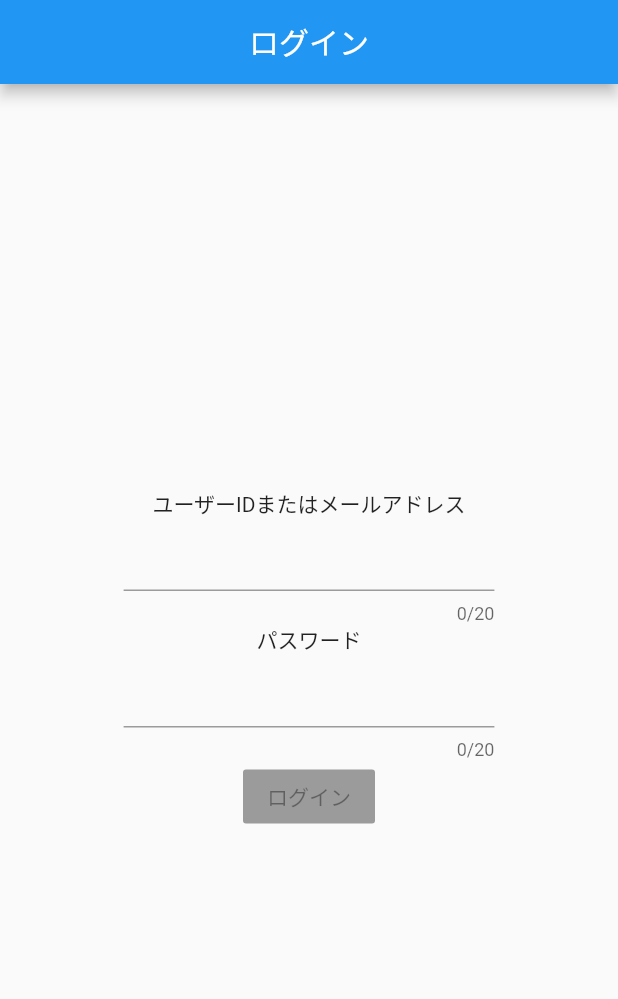
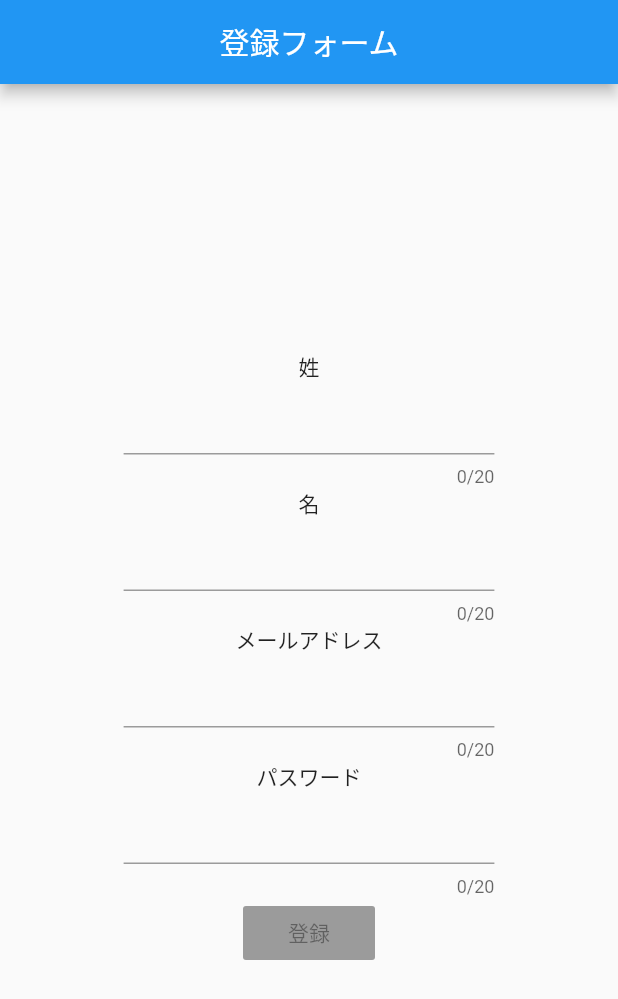
Before and after one commit to sh-ogawa/form_design_patterns, a Flutter app: the screen it shows after launch, on a phone screen of 412 x 824 dp. Shown: the top 999 px of the screen. Run offline on Flutter 3.47's test engine with Material 2 defaults, Android fonts, the phone set to English and light mode, and no system bars; our stand-ins replace get_it, rxdart; missing offline and left inert: simple_logger.

Commit message:
add: 雑な登録フォーム

```diff
--- a/lib/app.dart
+++ b/lib/app.dart
@@ -1,6 +1,6 @@
 import 'package:flutter/material.dart';
 import 'package:form_design_patterns/main.dart';
-import 'package:form_design_patterns/pages/login/main.dart';
+import 'package:form_design_patterns/pages/registration/main.dart';
 import 'package:form_design_patterns/theme/theme.dart';
 import 'package:form_design_patterns/utils/log/logger.dart';
 
@@ -18,7 +18,7 @@ class MyApp extends StatelessWidget {
         );
       },
       title: '入力フォームのカタログ',
-      home: LoginMainPage(),
+      home: RegistrationMainPage(),
     );
   }
 }
--- /dev/null
+++ b/lib/pages/registration/bloc.dart
@@ -0,0 +1,49 @@
+import 'package:rxdart/rxdart.dart';
+import 'validator.dart';
+
+class Bloc extends Object with Validators implements BaseBloc {
+
+  // 姓の入力
+  final _firstNameController = BehaviorSubject<String>();
+  Function(String) get firstNameChanged =>
+      _firstNameController.sink.add;
+  Stream<String> get firstName =>
+      _firstNameController.stream.transform(firstNameValidator);
+
+  // 名の入力
+  final _lastNameController = BehaviorSubject<String>();
+  Function(String) get lastNameChanged =>
+      _lastNameController.sink.add;
+  Stream<String> get lastName =>
+      _lastNameController.stream.transform(lastNameValidator);
+
+  // メールアドレスの入力
+  final _mailAddressController = BehaviorSubject<String>();
+  Function(String) get mailAddressChanged =>
+      _mailAddressController.sink.add;
+  Stream<String> get mailAddress =>
+      _mailAddressController.stream.transform(mailAddressValidator);
+
+  // パスワードの入力
+  final _passwordController = BehaviorSubject<String>();
+  Function(String) get passwordChanged =>
+      _passwordController.sink.add;
+  Stream<String> get password =>
+      _passwordController.stream.transform(passwordValidator);
+
+  /// サブミット可能かのチェック
+  Stream<bool> get submitCheck =>
+      Observable.combineLatest4(firstName, lastName, mailAddress, password, (String f, String l, String m, String p) => true);
+
+  @override
+  void dispose() {
+    _firstNameController?.close();
+    _lastNameController?.close();
+    _mailAddressController?.close();
+    _passwordController?.close();
+  }
+}
+
+abstract class BaseBloc {
+  void dispose();
+}
--- /dev/null
+++ b/lib/pages/registration/main.dart
@@ -0,0 +1,182 @@
+import 'package:flutter/material.dart';
+import 'package:form_design_patterns/main.dart';
+import 'package:form_design_patterns/utils/log/logger.dart';
+
+import 'bloc.dart';
+
+class RegistrationMainPage extends StatelessWidget {
+  final bloc = Bloc();
+
+  // ユーザーIDの登録セクション
+  Widget _buildFirstNameSection() {
+    return Semantics(
+      label: 'input first name',
+      child: Column(
+        children: <Widget>[
+          Text('姓'),
+          StreamBuilder(
+            stream: bloc.firstName,
+            builder: (context, snapshot) {
+              locator<Logger>().debug(snapshot.data);
+              return TextField(
+                enabled: true,
+                maxLines: 1,
+                maxLength: 20,
+                onChanged: bloc.firstNameChanged,
+                textAlign: TextAlign.center,
+              );
+            },
+          ),
+        ],
+      ),
+    );
+  }
+
+  // ユーザーIDの登録セクション
+  Widget _buildLastNameSection() {
+    return Semantics(
+      label: 'input last name',
+      child: Column(
+        children: <Widget>[
+          Text('名'),
+          StreamBuilder(
+            stream: bloc.lastName,
+            builder: (context, snapshot) {
+              locator<Logger>().debug(snapshot.data);
+              return TextField(
+                enabled: true,
+                maxLines: 1,
+                maxLength: 20,
+                onChanged: bloc.lastNameChanged,
+                textAlign: TextAlign.center,
+              );
+            },
+          ),
+        ],
+      ),
+    );
+  }
+
+  // ユーザーIDの登録セクション
+  Widget _buildMailAddressSection() {
+    return Semantics(
+      label: 'input mail address',
+      child: Column(
+        children: <Widget>[
+          Text('メールアドレス'),
+          StreamBuilder(
+            stream: bloc.mailAddress,
+            builder: (context, snapshot) {
+              locator<Logger>().debug(snapshot.data);
+              return TextField(
+                enabled: true,
+                keyboardType: TextInputType.emailAddress,
+                maxLines: 1,
+                maxLength: 20,
+                onChanged: bloc.mailAddressChanged,
+                textAlign: TextAlign.center,
+              );
+            },
+          ),
+        ],
+      ),
+    );
+  }
+
+  // ユーザーIDの登録セクション
+  Widget _buildPasswordSection() {
+    return Semantics(
+      label: 'input password',
+      child: Column(
+        children: <Widget>[
+          Text('パスワード'),
+          StreamBuilder(
+            stream: bloc.password,
+            builder: (context, snapshot) {
+              locator<Logger>().debug(snapshot.data);
+              return TextField(
+                enabled: true,
+                maxLines: 1,
+                maxLength: 20,
+                obscureText: true,
+                onChanged: bloc.passwordChanged,
+                textAlign: TextAlign.center,
+              );
+            },
+          ),
+        ],
+      ),
+    );
+  }
+
+  Widget _buildSubmitButton() {
+    return StreamBuilder<bool>(
+      stream: bloc.submitCheck,
+      builder: (BuildContext context, AsyncSnapshot<bool> snapshot) {
+        var func;
+        if (snapshot.hasData && snapshot.data) {
+          func = () async {
+            var firstName = await bloc.firstName.first;
+            var lastName = await bloc.lastName.first;
+            var mailAddress = await bloc.mailAddress.first;
+            var password = await bloc.password.first;
+            showDialog(
+              context: context,
+              builder: (BuildContext context) {
+                return Container(
+                  alignment: Alignment.center,
+                  child: FractionallySizedBox(
+                    widthFactor: 0.80,
+                    heightFactor: 0.50,
+                    child: Column(
+                      children: <Widget>[
+                        Text('姓： $firstName'),
+                        Text('名： $lastName'),
+                        Text('メールアドレス： $mailAddress'),
+                        Text('パスワード： $password'),
+                      ],
+                    ),
+                  ),
+                );
+              },
+            );
+          };
+        }
+        return RaisedButton(
+          onPressed: func,
+          child: Text('登録'),
+        );
+      }
+    );
+  }
+
+  @override
+  Widget build(BuildContext context) {
+    locator<Logger>().log('I0300001');
+    return Scaffold(
+      appBar: AppBar(
+        centerTitle: true,
+        title: Text('登録フォーム'),
+      ),
+      body: Container(
+        alignment: Alignment.center,
+        child: FractionallySizedBox(
+          widthFactor: 0.60,
+          child: SingleChildScrollView(
+            child: Column(
+              mainAxisAlignment: MainAxisAlignment.center,
+              crossAxisAlignment: CrossAxisAlignment.center,
+              children: <Widget>[
+                _buildFirstNameSection(),
+                _buildLastNameSection(),
+                _buildMailAddressSection(),
+                _buildPasswordSection(),
+                _buildSubmitButton(),
+              ],
+            ),
+          ),
+        ),
+      ),
+    );
+  }
+}
--- /dev/null
+++ b/lib/pages/registration/validator.dart
@@ -0,0 +1,23 @@
+import 'dart:async';
+
+mixin Validators {
+  var firstNameValidator = StreamTransformer<String, String>.fromHandlers(
+      handleData: (input, sink) async {
+        sink.add(input);
+      });
+
+  var lastNameValidator = StreamTransformer<String, String>.fromHandlers(
+      handleData: (input, sink) async {
+        sink.add(input);
+      });
+
+  var mailAddressValidator = StreamTransformer<String, String>.fromHandlers(
+      handleData: (input, sink) async {
+        sink.add(input);
+      });
+
+  var passwordValidator = StreamTransformer<String, String>.fromHandlers(
+      handleData: (input, sink) async {
+        sink.add(input);
+      });
+}
--- a/lib/utils/log/log_code.dart
+++ b/lib/utils/log/log_code.dart
@@ -2,5 +2,7 @@
 const Map logCode = const {
   'I0100001': 'アプリを起動しました。',
   // ログイン画面
-  'I0200001': 'ログイン画面を表示しました。'
+  'I0200001': 'ログイン画面を表示しました。',
+  // 登録画面
+  'I0300001': '登録画面を表示しました。',
 };
```
